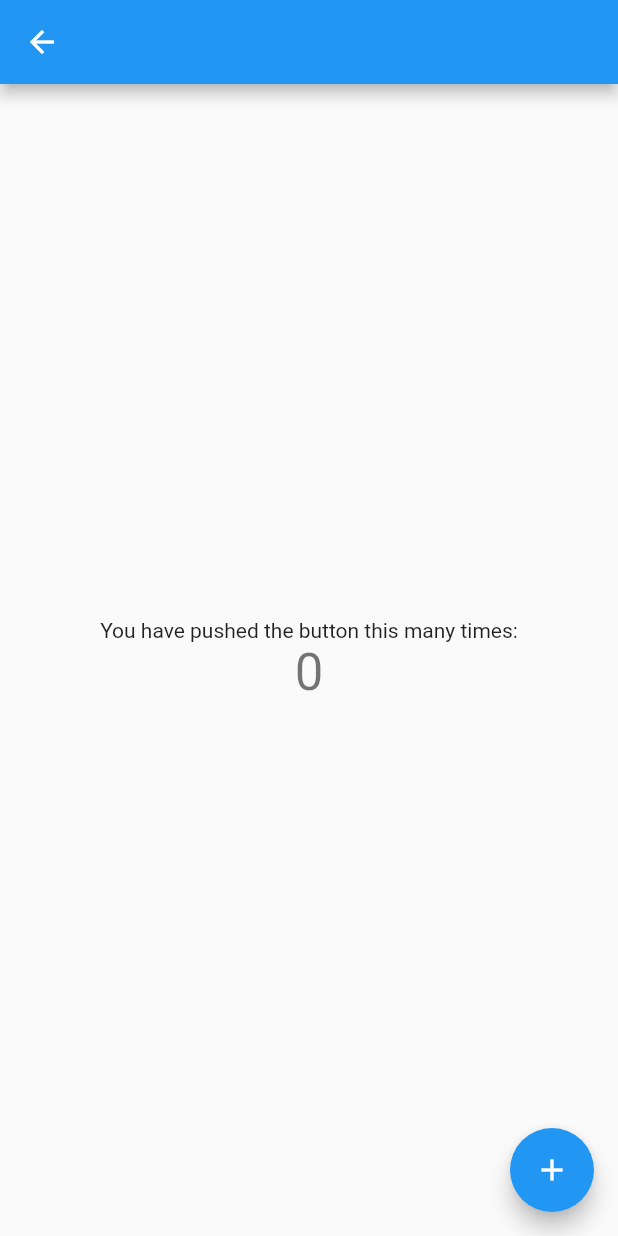
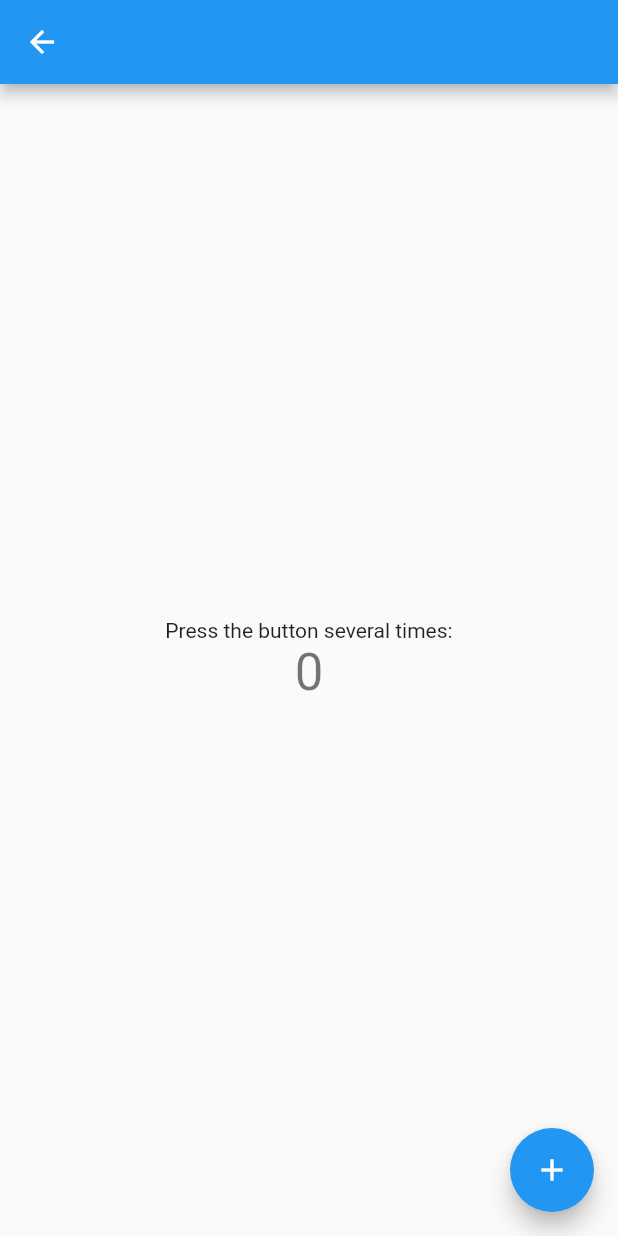
Before and after one commit to nazartsiupryk/flutter-examination-task, a Flutter app: the MyHomePage screen opened directly with empty values, on a phone screen of 412 x 824 dp. Run offline on Flutter 3.47's test engine with Material 2 defaults, Android fonts, the phone set to English and light mode, and no system bars.

Commit message:
Update main.dart

```diff
--- a/lib/main.dart
+++ b/lib/main.dart
@@ -12,7 +12,7 @@ class MyApp extends StatelessWidget {
   @override
   Widget build(BuildContext context) {
     return MaterialApp(
-      title: 'Flutter Demo',
+      title: 'Flutter examination',
       theme: ThemeData(
         // This is the theme of your application.
         //
@@ -97,7 +97,7 @@ class _MyHomePageState extends State<MyHomePage> {
           mainAxisAlignment: MainAxisAlignment.center,
           children: <Widget>[
             const Text(
-              'You have pushed the button this many times:',
+              'Press the button several times:',
             ),
             Text(
               '$_counter',
@@ -108,9 +108,9 @@ class _MyHomePageState extends State<MyHomePage> {
       ),
       floatingActionButton: FloatingActionButton(
         onPressed: _incrementCounter,
-        tooltip: 'Increment',
+        tooltip: 'Increment value',
         child: const Icon(Icons.add),
-      ), // This trailing comma makes auto-formatting nicer for build methods.
+      ),
     );
   }
 }
```
